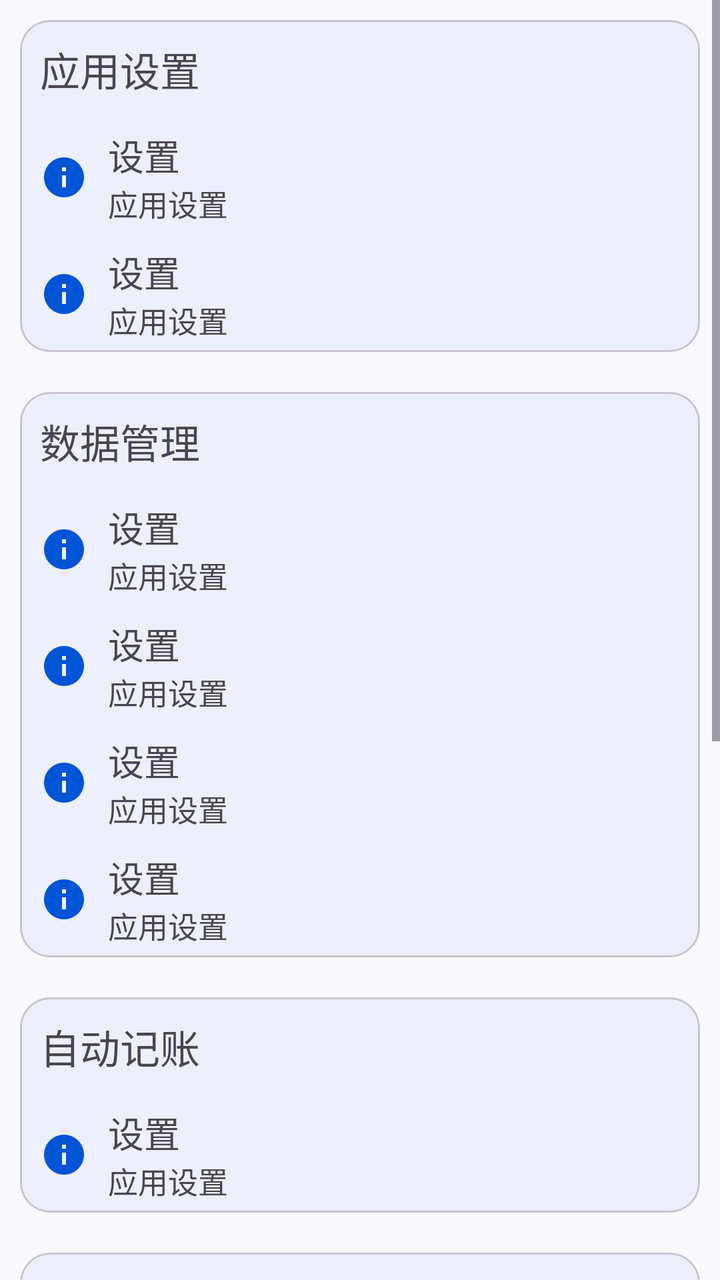
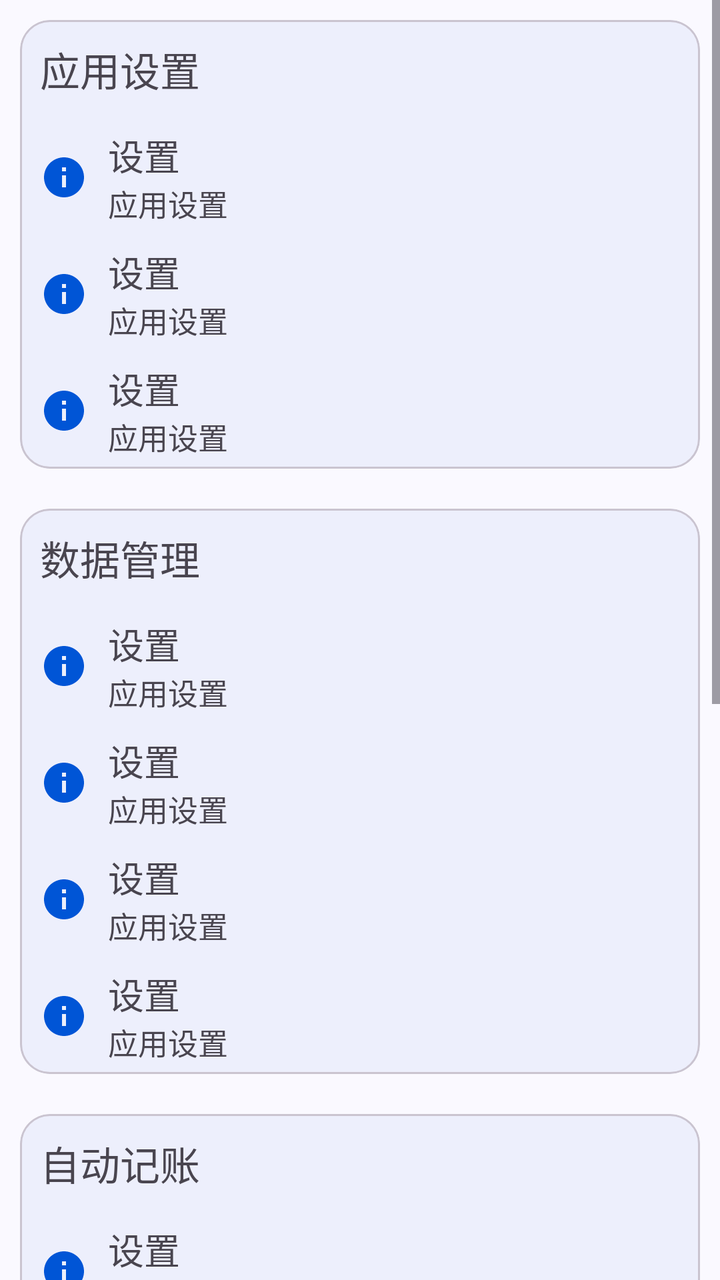

Before-and-after screenshots of an Android layout around one commit, followed by the original layout XML and the change that was made.
<!-- AndroidManifest.xml: application theme Theme.ManagerAssistant.Static -->
<!-- res/layout/fragment_setting.xml -->
<ScrollView xmlns:android="http://schemas.android.com/apk/res/android"
    xmlns:tools="http://schemas.android.com/tools"
    style="@style/CommonPageStyle"
    android:layout_width="match_parent"
    android:layout_height="match_parent"
    android:orientation="vertical"
    tools:context=".ui.setting.SettingFragment">

    <LinearLayout
        android:layout_width="match_parent"
        android:layout_height="wrap_content"
        android:orientation="vertical">

        <com.google.android.material.card.MaterialCardView
            style="@style/ContentCardStyle"
            android:layout_width="match_parent"
            android:layout_height="wrap_content">

            <LinearLayout
                android:id="@+id/app_settings_layout"
                android:layout_width="match_parent"
                android:layout_height="match_parent"
                android:orientation="vertical">

                <com.google.android.material.textview.MaterialTextView
                    style="@style/LabelTextViewStyle"
                    android:layout_width="wrap_content"
                    android:layout_height="wrap_content"
                    android:text="@string/setting" />

                <include
                    android:id="@+id/theme_mode_option"
                    layout="@layout/view_setting_option" />

                <include
                    android:id="@+id/dynamic_color_option"
                    layout="@layout/view_setting_option" />
            </LinearLayout>
        </com.google.android.material.card.MaterialCardView>

        <com.google.android.material.card.MaterialCardView
            style="@style/ContentCardStyle"
            android:layout_width="match_parent"
            android:layout_height="wrap_content">

            <LinearLayout
                android:id="@+id/data_manage_layout"
                android:layout_width="match_parent"
                android:layout_height="wrap_content"
                android:orientation="vertical">

                <com.google.android.material.textview.MaterialTextView
                    style="@style/LabelTextViewStyle"
                    android:layout_width="wrap_content"
                    android:layout_height="wrap_content"
                    android:text="@string/data_manage" />

                <include
                    android:id="@+id/export_data_option"
                    layout="@layout/view_setting_option" />

                <include
                    android:id="@+id/import_data_option"
                    layout="@layout/view_setting_option" />

                <include
                    android:id="@+id/clear_account_data_option"
                    layout="@layout/view_setting_option" />

                <include
                    android:id="@+id/auto_backup_option"
                    layout="@layout/view_setting_option" />

                <LinearLayout
                    android:layout_width="match_parent"
                    android:layout_height="wrap_content"
                    android:id="@+id/auto_backup_layout"
                    android:orientation="vertical"
                    android:visibility="gone">

                    <include
                        android:id="@+id/backup_frequency_option"
                        layout="@layout/view_setting_option" />

                    <include
                        android:id="@+id/backup_directory_option"
                        layout="@layout/view_setting_option" />
                </LinearLayout>
            </LinearLayout>
        </com.google.android.material.card.MaterialCardView>

        <com.google.android.material.card.MaterialCardView
            style="@style/ContentCardStyle"
            android:layout_width="match_parent"
            android:layout_height="wrap_content">

            <LinearLayout
                android:id="@+id/auto_bookkeeping_layout"
                android:layout_width="match_parent"
                android:layout_height="wrap_content"
                android:orientation="vertical">

                <com.google.android.material.textview.MaterialTextView
                    style="@style/LabelTextViewStyle"
                    android:layout_width="wrap_content"
                    android:layout_height="wrap_content"
                    android:text="@string/auto_bookkeeping" />

                <include
                    android:id="@+id/notification_analysis_switch_option"
                    layout="@layout/view_setting_option" />

                <LinearLayout
                    android:id="@+id/rule_manage_layout"
                    android:layout_width="match_parent"
                    android:layout_height="wrap_content"
                    android:orientation="vertical"
                    android:visibility="gone">

                    <include
                        android:id="@+id/rule_manage_option"
                        layout="@layout/view_setting_option" />

                    <include
                        android:id="@+id/reset_rule_option"
                        layout="@layout/view_setting_option" />
                </LinearLayout>
            </LinearLayout>
        </com.google.android.material.card.MaterialCardView>

        <com.google.android.material.card.MaterialCardView
            style="@style/ContentCardStyle"
            android:layout_width="match_parent"
            android:layout_height="wrap_content">

            <LinearLayout
                android:id="@+id/background_settings_layout"
                android:layout_width="match_parent"
                android:layout_height="wrap_content"
                android:orientation="vertical">

                <com.google.android.material.textview.MaterialTextView
                    style="@style/LabelTextViewStyle"
                    android:layout_width="wrap_content"
                    android:layout_height="wrap_content"
                    android:text="@string/background_setting" />

                <include
                    android:id="@+id/hide_background_option"
                    layout="@layout/view_setting_option" />

                <include
                    android:id="@+id/auto_start_option"
                    layout="@layout/view_setting_option" />

                <include
                    android:id="@+id/battery_optimization_option"
                    layout="@layout/view_setting_option" />
            </LinearLayout>
        </com.google.android.material.card.MaterialCardView>

        <com.google.android.material.card.MaterialCardView
            style="@style/ContentCardStyle"
            android:layout_width="match_parent"
            android:layout_height="wrap_content">

            <LinearLayout
                android:id="@+id/about_layout"
                android:layout_width="match_parent"
                android:layout_height="match_parent"
                android:orientation="vertical">

                <com.google.android.material.textview.MaterialTextView
                    style="@style/LabelTextViewStyle"
                    android:layout_width="wrap_content"
                    android:layout_height="wrap_content"
                    android:text="@string/about" />

                <include
                    android:id="@+id/about_option"
                    layout="@layout/view_setting_option" />

                <include
                    android:id="@+id/update_log_option"
                    layout="@layout/view_setting_option" />

                <include
                    android:id="@+id/update_check_option"
                    layout="@layout/view_setting_option" />
            </LinearLayout>
        </com.google.android.material.card.MaterialCardView>
    </LinearLayout>
</ScrollView>
<!-- res/layout/view_setting_option.xml (included above) -->
<androidx.constraintlayout.widget.ConstraintLayout xmlns:android="http://schemas.android.com/apk/res/android"
    xmlns:app="http://schemas.android.com/apk/res-auto"
    android:id="@+id/constraint_layout"
    style="@style/SettingOptionStyle"
    android:layout_width="match_parent"
    android:layout_height="wrap_content"
    android:paddingTop="5dp"
    android:paddingBottom="5dp">

    <LinearLayout
        android:id="@+id/free_layout"
        android:layout_width="wrap_content"
        android:layout_height="wrap_content"
        android:orientation="horizontal"
        app:layout_constraintBottom_toBottomOf="parent"
        app:layout_constraintEnd_toEndOf="parent"
        app:layout_constraintTop_toTopOf="parent" />

    <ImageView
        android:id="@+id/icon_view"
        style="@style/ImageViewStyle"
        android:layout_width="wrap_content"
        android:layout_height="wrap_content"
        android:importantForAccessibility="no"
        android:src="@drawable/baseline_info_24"
        app:layout_constraintBottom_toBottomOf="parent"
        app:layout_constraintStart_toStartOf="parent"
        app:layout_constraintTop_toTopOf="parent" />

    <LinearLayout
        android:layout_width="0dp"
        android:layout_height="wrap_content"
        android:layout_marginStart="44dp"
        android:orientation="vertical"
        app:layout_constraintBottom_toBottomOf="parent"
        app:layout_constraintEnd_toStartOf="@id/free_layout"
        app:layout_constraintHorizontal_weight="1"
        app:layout_constraintStart_toStartOf="parent"
        app:layout_constraintTop_toTopOf="parent">

        <com.google.android.material.textview.MaterialTextView
            android:id="@+id/title_text"
            android:layout_width="wrap_content"
            android:layout_height="wrap_content"
            android:layout_gravity="center_vertical"
            android:text="@string/title_setting"
            android:textSize="18sp" />

        <com.google.android.material.textview.MaterialTextView
            android:id="@+id/description_text"
            android:layout_width="wrap_content"
            android:layout_height="wrap_content"
            android:text="@string/setting"
            android:textColor="?attr/colorControlNormal"
            android:textSize="15sp" />
    </LinearLayout>
</androidx.constraintlayout.widget.ConstraintLayout>
<!-- resources referenced by this layout -->
<resources>
  <!-- drawable baseline_info_24 (drawable) -->
  <vector xmlns:android="http://schemas.android.com/apk/res/android" android:height="24dp" android:tint="#000000" android:viewportHeight="24" android:viewportWidth="24" android:width="24dp">
        
      <path android:fillColor="@android:color/white" android:pathData="M12,2C6.48,2 2,6.48 2,12s4.48,10 10,10 10,-4.48 10,-10S17.52,2 12,2zM13,17h-2v-6h2v6zM13,9h-2L11,7h2v2z"/>
      
  </vector>
  <string name="about">关于</string>
  <string name="auto_bookkeeping">自动记账</string>
  <string name="background_setting">后台设置</string>
  <string name="data_manage">数据管理</string>
  <string name="setting">应用设置</string>
  <string name="title_setting">设置</string>
  <style name="CommonPageStyle">
          <item name="android:fitsSystemWindows">true</item>
          <item name="android:background">?attr/colorSurface</item>
      </style>
  <style name="ContentCardStyle">
          <item name="cardBackgroundColor">?attr/colorSurfaceContainerLow</item>
          <item name="cardCornerRadius">15dp</item>
          <item name="android:layout_marginTop">10dp</item>
          <item name="android:layout_marginStart">10dp</item>
          <item name="android:layout_marginEnd">10dp</item>
          <item name="android:layout_marginBottom">10dp</item>
      </style>
  <style name="ImageViewStyle">
          <item name="backgroundTint">@android:color/transparent</item>
          <item name="tint">?attr/colorPrimary</item>
          <item name="android:padding">10sp</item>
      </style>
  <style name="LabelTextViewStyle">
          <item name="android:paddingStart">10dp</item>
          <item name="android:paddingEnd">10dp</item>
          <item name="android:paddingTop">10dp</item>
          <item name="android:paddingBottom">10dp</item>
          <item name="android:textSize">20sp</item>
      </style>
  <style name="SettingOptionStyle">
          <item name="android:clickable">true</item>
          <item name="android:focusable">true</item>
          <item name="android:background">@drawable/ripple_surface_container_low</item>
      </style>
  <!-- drawable ripple_surface_container_low (drawable) -->
  <?xml version="1.0" encoding="utf-8"?>
  <ripple xmlns:android="http://schemas.android.com/apk/res/android"
      android:color="?android:attr/colorControlHighlight"> 
      
      <item android:id="@android:id/background">
          <shape android:shape="rectangle">
              <solid android:color="?attr/colorSurfaceContainerLow" />
          </shape>
      </item>
  
      
      <item android:id="@android:id/mask">
          <shape android:shape="rectangle">
              <solid android:color="?attr/colorSurfaceContainerLow" /> 
          </shape>
      </item>
  </ripple>
  <color name="color_primary">#0055d6</color>
  <color name="color_on_primary">#ffffff</color>
  <color name="color_primary_container">#d8e1fe</color>
  <color name="color_secondary_container">#e0e1ff</color>
  <color name="color_surface">#faf9ff</color>
  <color name="color_surface_container">#ebedfa</color>
  <color name="color_surface_container_low">#edeffc</color>
  <style name="ToolBarStyle" parent="Widget.Material3.Toolbar">
          <item name="android:backgroundTint">?attr/colorSurface</item>
          <item name="navigationIconTint">?attr/colorPrimary</item>
          <item name="contentInsetStart">10dp</item>
          <item name="titleTextAppearance">@style/TitleStyle</item>
      </style>
  <style name="TitleStyle">
          <item name="android:textSize">23sp</item>
      </style>
  <!-- unchanged entries left out for length: 1 -->
</resources>

<!-- the commit's change to res/layout/fragment_setting.xml (unified diff, before → after) -->
@@ -34,6 +34,10 @@
 
                 <include
                     android:id="@+id/dynamic_color_option"
+                    layout="@layout/view_setting_option" />
+
+                <include
+                    android:id="@+id/first_screen_option"
                     layout="@layout/view_setting_option" />
             </LinearLayout>
         </com.google.android.material.card.MaterialCardView>
